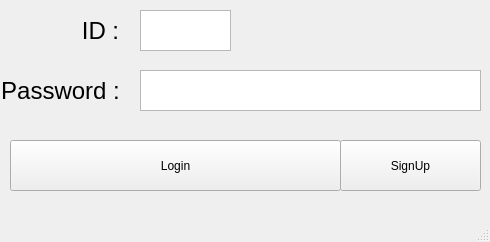
Old version of the form Form/winloginemployee.ui in the repository gameraliaz/Bank_Server.
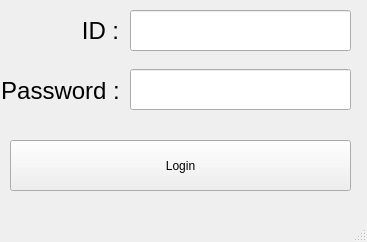
New version of the form.

The edit to the form file:
```diff
--- a/Form/winloginemployee.ui
+++ b/Form/winloginemployee.ui
@@ -6,7 +6,7 @@
    <rect>
     <x>0</x>
     <y>0</y>
-    <width>490</width>
+    <width>367</width>
     <height>242</height>
    </rect>
   </property>
@@ -14,26 +14,6 @@
    <string>MainWindow</string>
   </property>
   <widget class="QWidget" name="centralwidget">
-   <widget class="QTextEdit" name="txtID">
-    <property name="geometry">
-     <rect>
-      <x>140</x>
-      <y>10</y>
-      <width>91</width>
-      <height>41</height>
-     </rect>
-    </property>
-   </widget>
-   <widget class="QTextEdit" name="txtPass">
-    <property name="geometry">
-     <rect>
-      <x>140</x>
-      <y>70</y>
-      <width>341</width>
-      <height>41</height>
-     </rect>
-    </property>
-   </widget>
    <widget class="QLabel" name="label">
     <property name="geometry">
      <rect>
@@ -81,7 +61,7 @@
      <rect>
       <x>10</x>
       <y>140</y>
-      <width>331</width>
+      <width>341</width>
       <height>51</height>
      </rect>
     </property>
@@ -89,17 +69,36 @@
      <string>Login</string>
     </property>
    </widget>
-   <widget class="QPushButton" name="btnSignUp">
+   <widget class="QLineEdit" name="txtPass">
     <property name="geometry">
      <rect>
-      <x>340</x>
-      <y>140</y>
-      <width>141</width>
-      <height>51</height>
+      <x>130</x>
+      <y>69</y>
+      <width>221</width>
+      <height>41</height>
      </rect>
     </property>
-    <property name="text">
-     <string>SignUp</string>
+    <property name="inputMask">
+     <string/>
+    </property>
+    <property name="echoMode">
+     <enum>QLineEdit::Password</enum>
+    </property>
+   </widget>
+   <widget class="QLineEdit" name="txtID">
+    <property name="geometry">
+     <rect>
+      <x>130</x>
+      <y>10</y>
+      <width>221</width>
+      <height>41</height>
+     </rect>
+    </property>
+    <property name="inputMask">
+     <string>0000</string>
+    </property>
+    <property name="maxLength">
+     <number>4</number>
     </property>
    </widget>
   </widget>
```
Left out of the diff: 2 changed lines with no effect on the pictures.
